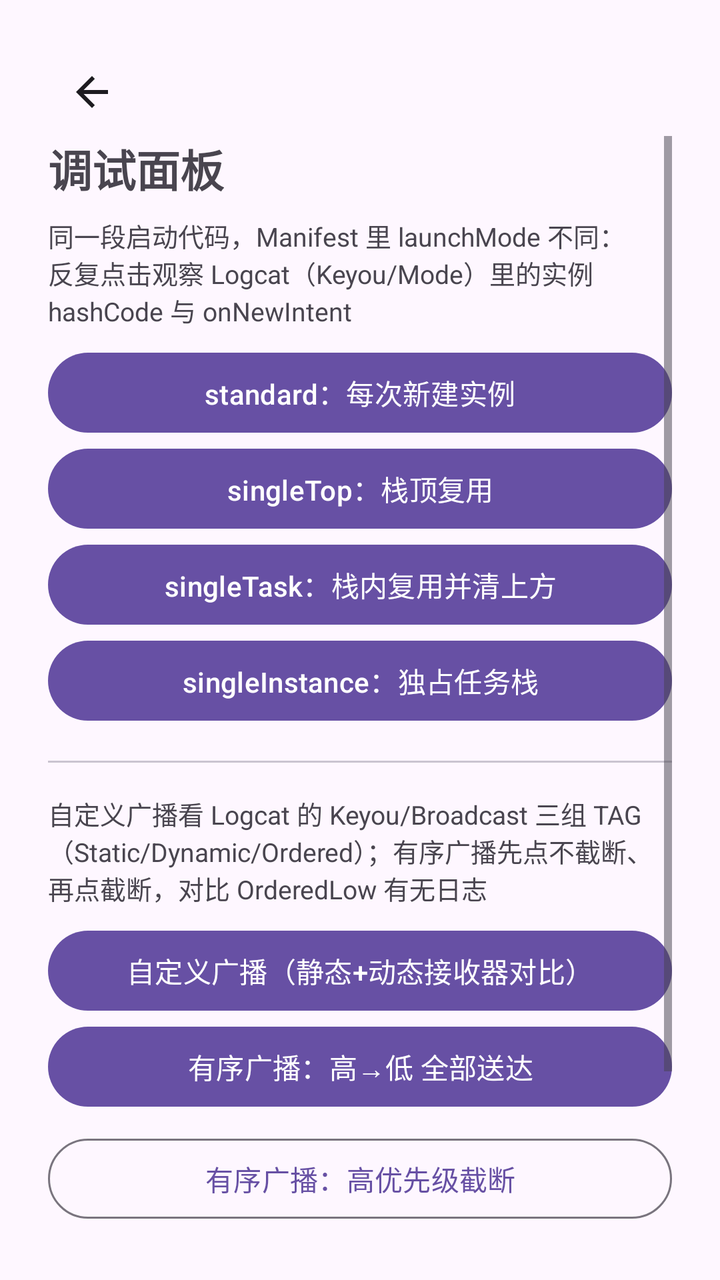
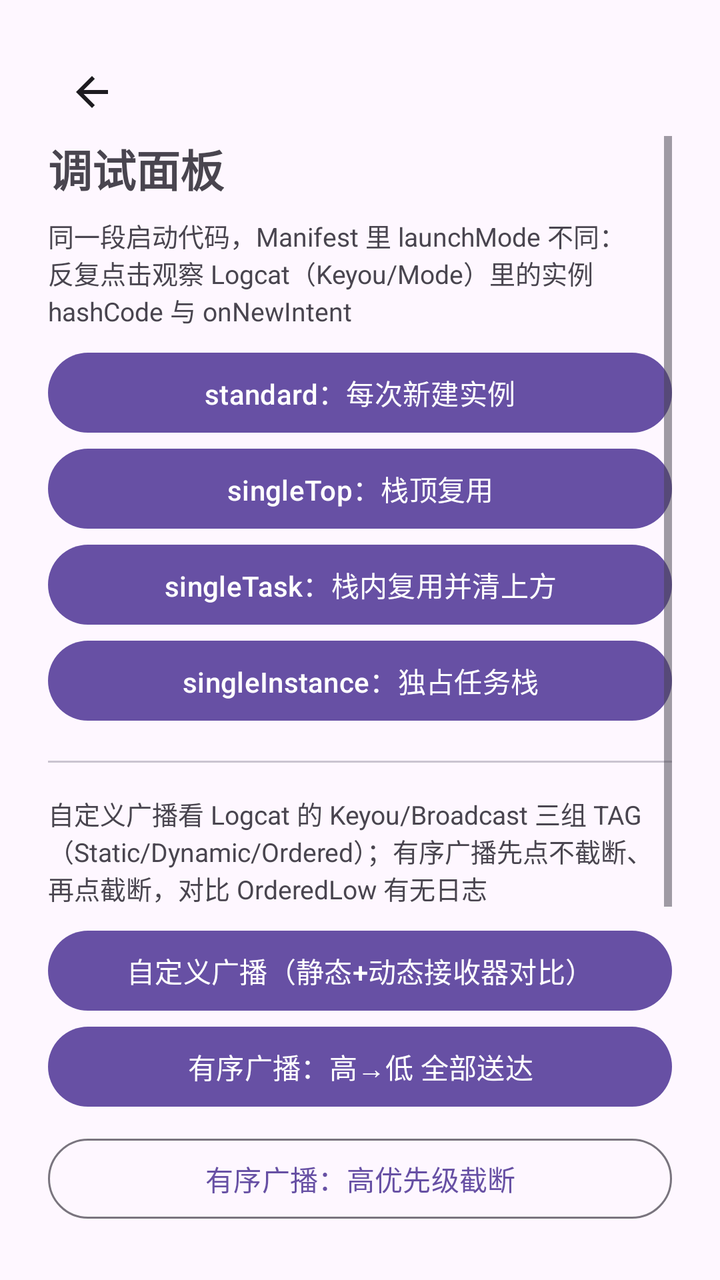

Screens rendered from an Android XML layout before and after an edit, with the pre-edit source and the edit as a unified diff.
<!-- AndroidManifest.xml: application theme Theme.Keyou -->
<!-- res/layout/activity_diagnostics.xml -->
<?xml version="1.0" encoding="utf-8"?>
<LinearLayout xmlns:android="http://schemas.android.com/apk/res/android"
    android:layout_width="match_parent"
    android:layout_height="match_parent"
    android:orientation="vertical"
    android:padding="24dp">

    <include layout="@layout/view_back_bar" />

    <ScrollView
        android:layout_width="match_parent"
        android:layout_height="0dp"
        android:layout_weight="1"
        android:fillViewport="true">

        <LinearLayout
            android:layout_width="match_parent"
            android:layout_height="wrap_content"
            android:orientation="vertical"
            android:paddingBottom="16dp">

            <TextView
                android:layout_width="wrap_content"
                android:layout_height="wrap_content"
                android:text="@string/lab_title"
                android:textSize="22sp"
                android:textStyle="bold"
                android:layout_marginBottom="8dp" />

            <TextView
                android:layout_width="wrap_content"
                android:layout_height="wrap_content"
                android:text="@string/lab_launch_mode_hint"
                android:textSize="13sp"
                android:layout_marginBottom="8dp" />

            <Button
                android:id="@+id/btn_mode_standard"
                android:layout_width="match_parent"
                android:layout_height="wrap_content"
                android:text="@string/mode_standard" />

            <Button
                android:id="@+id/btn_mode_single_top"
                android:layout_width="match_parent"
                android:layout_height="wrap_content"
                android:text="@string/mode_single_top" />

            <Button
                android:id="@+id/btn_mode_single_task"
                android:layout_width="match_parent"
                android:layout_height="wrap_content"
                android:text="@string/mode_single_task" />

            <Button
                android:id="@+id/btn_mode_single_instance"
                android:layout_width="match_parent"
                android:layout_height="wrap_content"
                android:text="@string/mode_single_instance" />

            <View
                android:layout_width="match_parent"
                android:layout_height="1dp"
                android:layout_marginVertical="16dp"
                android:background="?attr/colorOutlineVariant" />

            <TextView
                android:layout_width="wrap_content"
                android:layout_height="wrap_content"
                android:text="@string/lab_broadcast_hint"
                android:textSize="13sp"
                android:layout_marginBottom="8dp" />

            <Button
                android:id="@+id/btn_send_custom"
                android:layout_width="match_parent"
                android:layout_height="wrap_content"
                android:text="@string/broadcast_custom" />

            <Button
                android:id="@+id/btn_send_ordered"
                android:layout_width="match_parent"
                android:layout_height="wrap_content"
                android:text="@string/broadcast_ordered" />

            <Button
                android:id="@+id/btn_send_abort"
                style="@style/Widget.Material3.Button.OutlinedButton"
                android:layout_width="match_parent"
                android:layout_height="wrap_content"
                android:text="@string/broadcast_abort"
                android:layout_marginTop="8dp" />

            <View
                android:layout_width="match_parent"
                android:layout_height="1dp"
                android:layout_marginVertical="16dp"
                android:background="?attr/colorOutlineVariant" />

            <Button
                android:id="@+id/btn_implicit_intent"
                style="@style/Widget.Material3.Button.OutlinedButton"
                android:layout_width="match_parent"
                android:layout_height="wrap_content"
                android:text="@string/lab_implicit_intent" />

        </LinearLayout>
    </ScrollView>

</LinearLayout>
<!-- res/layout/view_back_bar.xml (included above) -->
<?xml version="1.0" encoding="utf-8"?>
<FrameLayout xmlns:android="http://schemas.android.com/apk/res/android"
    android:layout_width="wrap_content"
    android:layout_height="wrap_content">

    <ImageButton
        android:id="@+id/btn_back"
        android:layout_width="44dp"
        android:layout_height="44dp"
        android:background="?attr/selectableItemBackgroundBorderless"
        android:contentDescription="@string/back"
        android:padding="10dp"
        android:src="@drawable/ic_arrow_back" />

</FrameLayout>
<!-- resources referenced by this layout -->
<resources>
  <!-- drawable ic_arrow_back (drawable) -->
  <?xml version="1.0" encoding="utf-8"?>
  <vector xmlns:android="http://schemas.android.com/apk/res/android"
      android:width="24dp"
      android:height="24dp"
      android:viewportWidth="24"
      android:viewportHeight="24"
      android:tint="?attr/colorOnSurface">
      <path
          android:fillColor="@android:color/white"
          android:pathData="M20,11H7.83l5.59,-5.59L12,4l-8,8 8,8 1.41,-1.41L7.83,13H20v-2z" />
  </vector>
  <string name="back">返回</string>
  <string name="broadcast_abort">有序广播：高优先级截断</string>
  <string name="broadcast_custom">自定义广播（静态+动态接收器对比）</string>
  <string name="broadcast_ordered">有序广播：高→低 全部送达</string>
  <string name="lab_broadcast_hint">自定义广播看 Logcat 的 Keyou/Broadcast 三组 TAG（Static/Dynamic/Ordered）；有序广播先点不截断、再点截断，对比 OrderedLow 有无日志</string>
  <string name="lab_implicit_intent">隐式 Intent：打开系统浏览器</string>
  <string name="lab_launch_mode_hint">同一段启动代码，Manifest 里 launchMode 不同：反复点击观察 Logcat（Keyou/Mode）里的实例 hashCode 与 onNewIntent</string>
  <string name="lab_title">调试面板</string>
  <string name="mode_single_instance">singleInstance：独占任务栈</string>
  <string name="mode_single_task">singleTask：栈内复用并清上方</string>
  <string name="mode_single_top">singleTop：栈顶复用</string>
  <string name="mode_standard">standard：每次新建实例</string>
  <style name="Theme.Keyou" parent="Theme.Material3.DayNight.NoActionBar" />
</resources>

<!-- the commit's change to res/layout/activity_diagnostics.xml (unified diff, before → after) -->
@@ -97,6 +97,26 @@
                 android:layout_marginVertical="16dp"
                 android:background="?attr/colorOutlineVariant" />
 
+            <View
+                android:layout_width="match_parent"
+                android:layout_height="1dp"
+                android:layout_marginVertical="16dp"
+                android:background="?attr/colorOutlineVariant" />
+
+            <Button
+                android:id="@+id/btn_json_compare"
+                android:layout_width="match_parent"
+                android:layout_height="wrap_content"
+                android:text="@string/json_compare_title" />
+
+            <Button
+                android:id="@+id/btn_service_check"
+                style="@style/Widget.Material3.Button.OutlinedButton"
+                android:layout_width="match_parent"
+                android:layout_height="wrap_content"
+                android:layout_marginTop="8dp"
+                android:text="@string/service_title" />
+
             <Button
                 android:id="@+id/btn_implicit_intent"
                 style="@style/Widget.Material3.Button.OutlinedButton"
<!-- resource entries referenced after the edit -->
@@ -16,6 +16,7 @@
   <string name="broadcast_abort">有序广播：高优先级截断</string>
   <string name="broadcast_custom">自定义广播（静态+动态接收器对比）</string>
   <string name="broadcast_ordered">有序广播：高→低 全部送达</string>
+  <string name="json_compare_title">数据自检</string>
   <string name="lab_broadcast_hint">自定义广播看 Logcat 的 Keyou/Broadcast 三组 TAG（Static/Dynamic/Ordered）；有序广播先点不截断、再点截断，对比 OrderedLow 有无日志</string>
   <string name="lab_implicit_intent">隐式 Intent：打开系统浏览器</string>
   <string name="lab_launch_mode_hint">同一段启动代码，Manifest 里 launchMode 不同：反复点击观察 Logcat（Keyou/Mode）里的实例 hashCode 与 onNewIntent</string>
@@ -24,6 +25,7 @@
   <string name="mode_single_task">singleTask：栈内复用并清上方</string>
   <string name="mode_single_top">singleTop：栈顶复用</string>
   <string name="mode_standard">standard：每次新建实例</string>
+  <string name="service_title">服务自检</string>
   <style name="Theme.Keyou" parent="Theme.Material3.DayNight.NoActionBar" />
 </resources>
 
